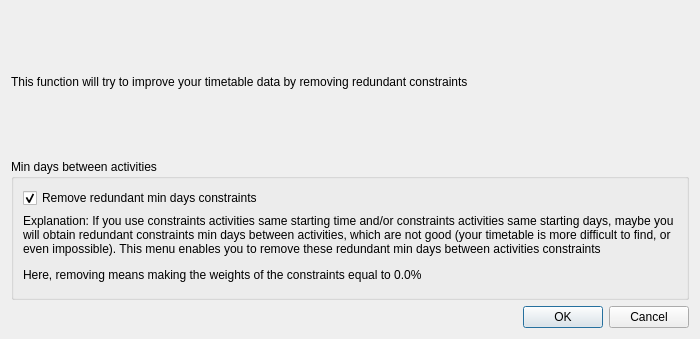
Old version of the form src/interface/removeredundantform_template.ui in the repository janLo/FET.
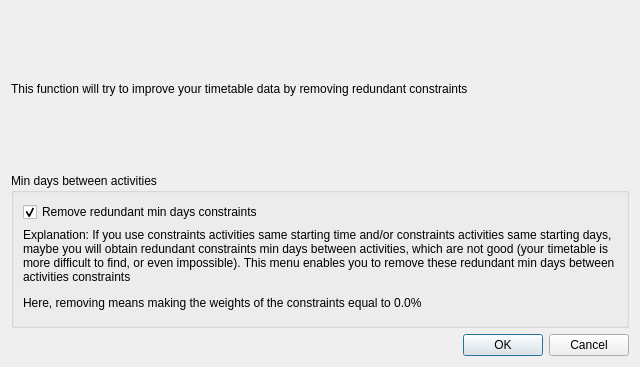
New version of the form.

Diff of the .ui file:
```diff
--- a/src/interface/removeredundantform_template.ui
+++ b/src/interface/removeredundantform_template.ui
@@ -6,8 +6,8 @@
    <rect>
     <x>0</x>
     <y>0</y>
-    <width>700</width>
-    <height>339</height>
+    <width>640</width>
+    <height>367</height>
    </rect>
   </property>
   <property name="windowTitle">
```
Left out of the diff: 3 changed lines with no effect on the pictures.
